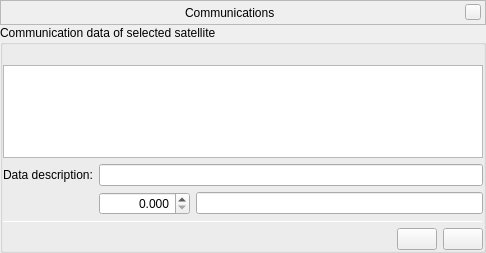
Qt form plugins/Satellites/src/gui/satellitesCommDialog.ui (Stellarium/stellarium) before a commit.
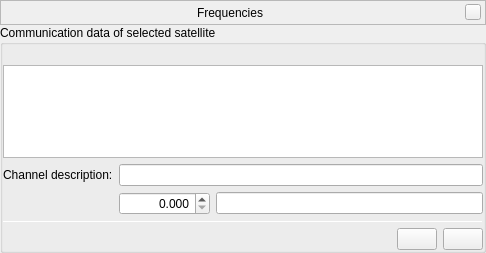
The same form after that commit. Icons and pictures are not drawn. Custom widgets are drawn as their Qt base class.

Patch:
```diff
--- a/plugins/Satellites/src/gui/satellitesCommDialog.ui
+++ b/plugins/Satellites/src/gui/satellitesCommDialog.ui
@@ -88,7 +88,7 @@
          <font/>
         </property>
         <property name="text">
-         <string>Communications</string>
+         <string>Frequencies</string>
         </property>
        </widget>
       </item>
@@ -233,7 +233,7 @@
         <item row="0" column="0">
          <widget class="QLabel" name="label">
           <property name="text">
-           <string>Data description:</string>
+           <string>Channel description:</string>
           </property>
          </widget>
         </item>
```
